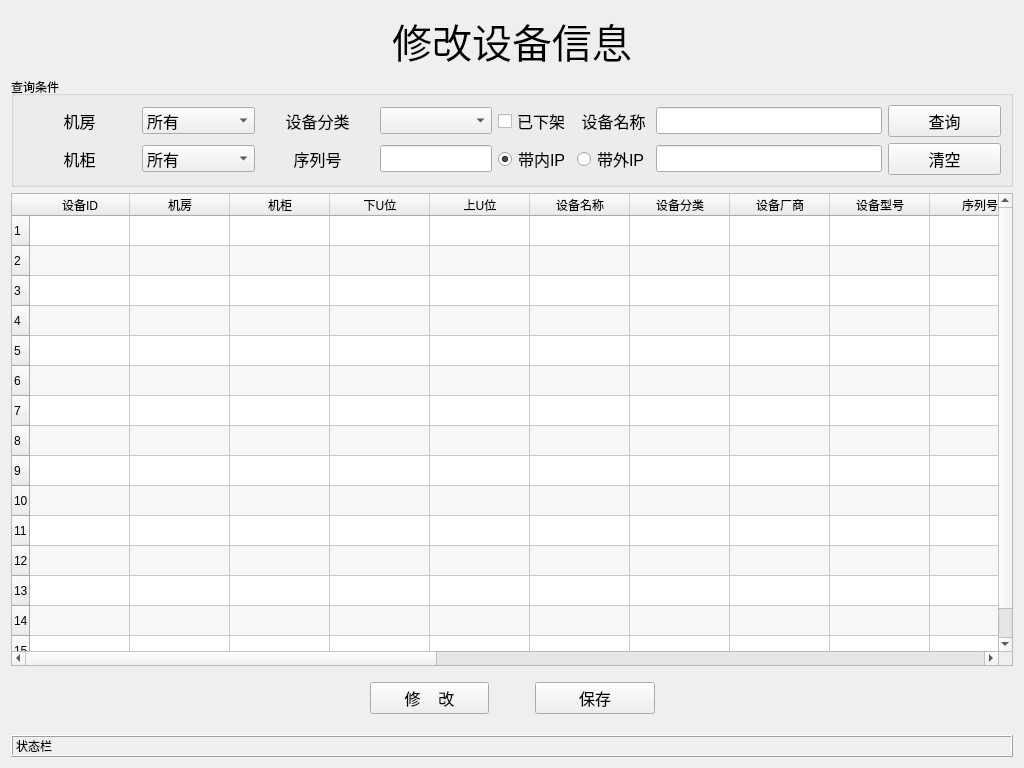
Before: the Qt Designer form ui/modify.ui in tainyuhong/pyside_machine_system, drawn with Qt 5.
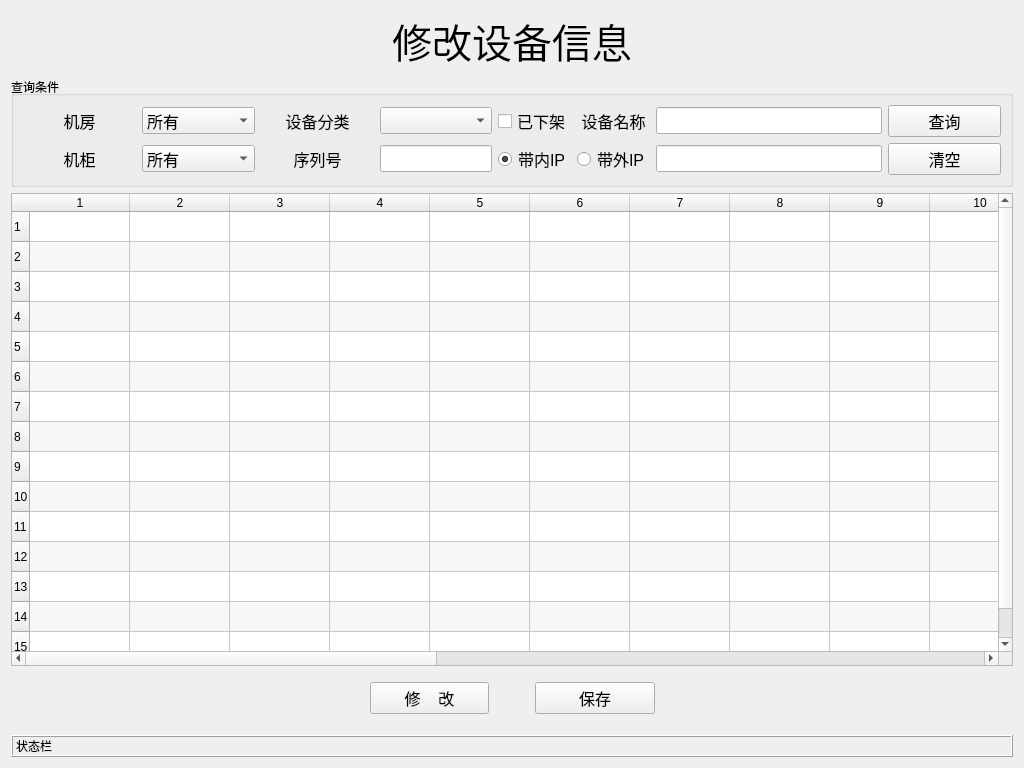
After: the same form once the commit is applied.

Commit message: 1、修改设备模块中设置1-3列不可修改 2、修改设备模块中设置设备分类一列在修改状态时，双击将弹出设备分类下拉菜单 3、优化各列宽度，并设置自动换行功能

What changed in the file:
```diff
--- a/ui/modify.ui
+++ b/ui/modify.ui
@@ -309,111 +309,27 @@
        <row/>
        <row/>
        <row/>
-       <column>
-        <property name="text">
-         <string>设备ID</string>
-        </property>
-       </column>
-       <column>
-        <property name="text">
-         <string>机房</string>
-        </property>
-       </column>
-       <column>
-        <property name="text">
-         <string>机柜</string>
-        </property>
-       </column>
-       <column>
-        <property name="text">
-         <string>下U位</string>
-        </property>
-       </column>
-       <column>
-        <property name="text">
-         <string>上U位</string>
-        </property>
-       </column>
-       <column>
-        <property name="text">
-         <string>设备名称</string>
-        </property>
-       </column>
-       <column>
-        <property name="text">
-         <string>设备分类</string>
-        </property>
-       </column>
-       <column>
-        <property name="text">
-         <string>设备厂商</string>
-        </property>
-       </column>
-       <column>
-        <property name="text">
-         <string>设备型号</string>
-        </property>
-       </column>
-       <column>
-        <property name="text">
-         <string>序列号</string>
-        </property>
-       </column>
-       <column>
-        <property name="text">
-         <string>管理IP</string>
-        </property>
-       </column>
-       <column>
-        <property name="text">
-         <string>BMC IP</string>
-        </property>
-       </column>
-       <column>
-        <property name="text">
-         <string>应用IP</string>
-        </property>
-       </column>
-       <column>
-        <property name="text">
-         <string>业务类型</string>
-        </property>
-       </column>
-       <column>
-        <property name="text">
-         <string>运行状态</string>
-        </property>
-       </column>
-       <column>
-        <property name="text">
-         <string>负责人</string>
-        </property>
-       </column>
-       <column>
-        <property name="text">
-         <string>应用管理员</string>
-        </property>
-       </column>
-       <column>
-        <property name="text">
-         <string>出厂日期</string>
-        </property>
-       </column>
-       <column>
-        <property name="text">
-         <string>到保日期</string>
-        </property>
-       </column>
-       <column>
-        <property name="text">
-         <string>资产编号</string>
-        </property>
-       </column>
-       <column>
-        <property name="text">
-         <string>备注</string>
-        </property>
-       </column>
+       <column/>
+       <column/>
+       <column/>
+       <column/>
+       <column/>
+       <column/>
+       <column/>
+       <column/>
+       <column/>
+       <column/>
+       <column/>
+       <column/>
+       <column/>
+       <column/>
+       <column/>
+       <column/>
+       <column/>
+       <column/>
+       <column/>
+       <column/>
+       <column/>
       </widget>
      </item>
      <item>
```
Left out of the diff: 2 changed lines with no effect on the pictures. The commit also changes 3 other files.
